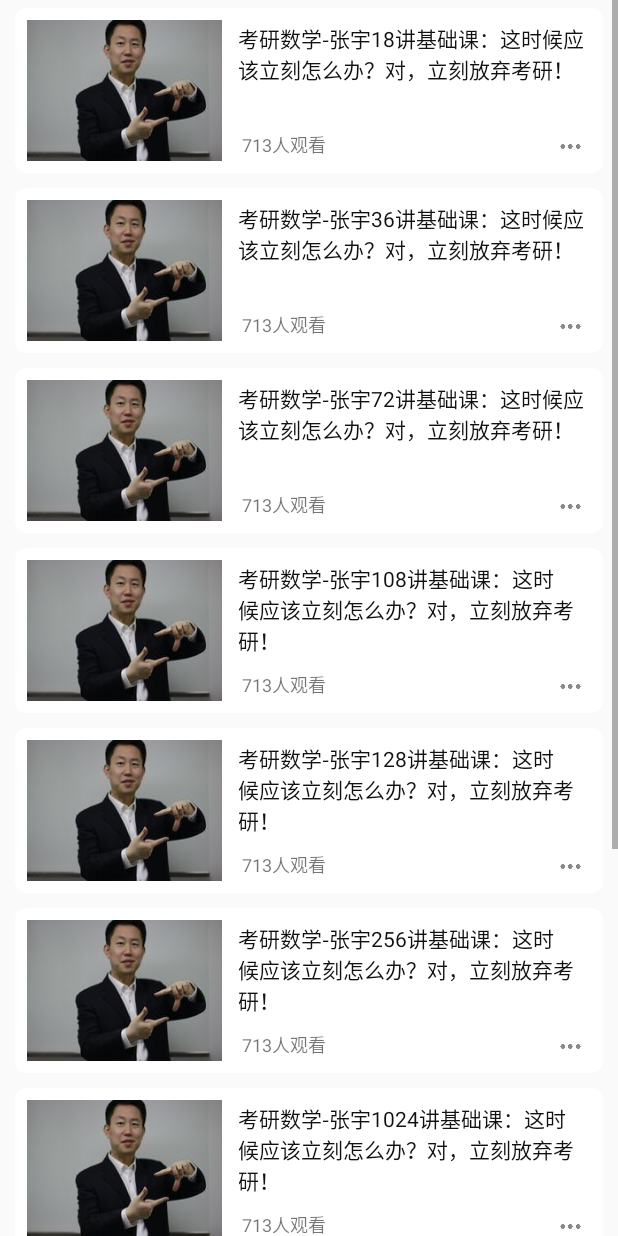
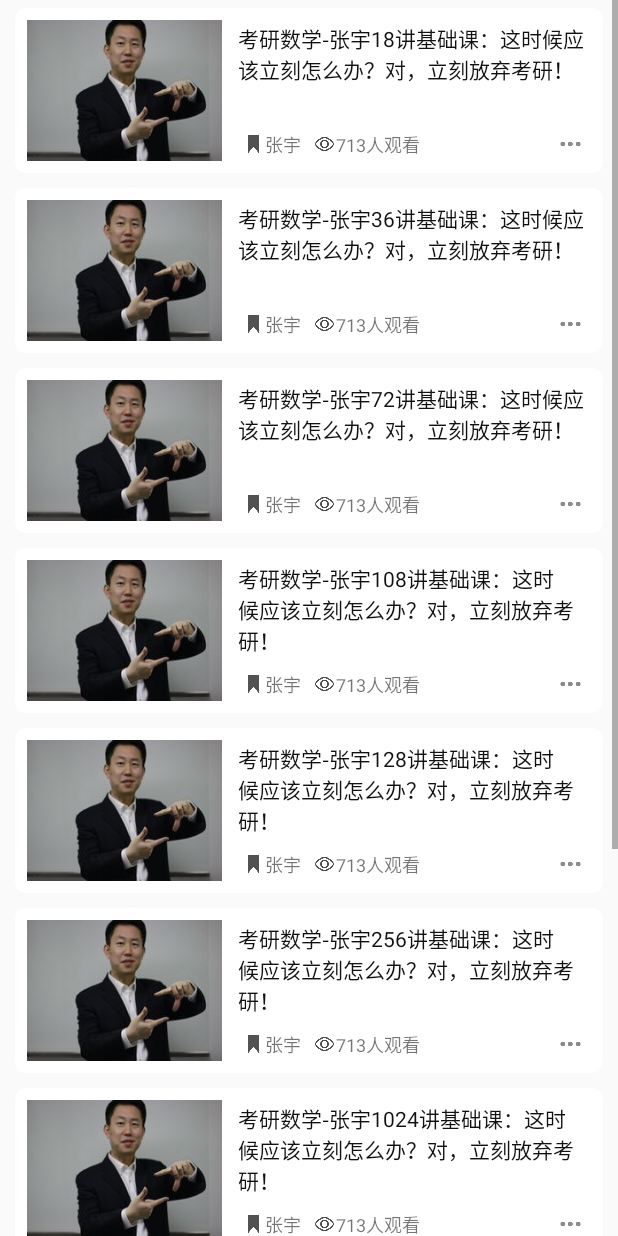
Before and after one commit to shanliangLS/Kaoyanbang, an Android app: the fragment PlayerFragment1 shown on its own in the app's theme, on a phone screen of 412 x 824 dp. Run offline under Robolectric (Android 15) with nearby library versions, the phone set to English and light mode, and no system bars.

Commit message:
完成4个视频页列表

```diff
--- a/app/build.gradle
+++ b/app/build.gradle
@@ -47,5 +47,4 @@ dependencies {
 
     // 圆角+阴影
     implementation 'com.android.support:cardview-v7:28.0.0'
-//    implementation 'com.squareup.okhttp3:okhttp:3.4.1'
 }
--- a/app/src/main/java/hehut/scse/kaoyanbang/TabFragment/Player/Fragments/PlayerFragment1.java
+++ b/app/src/main/java/hehut/scse/kaoyanbang/TabFragment/Player/Fragments/PlayerFragment1.java
@@ -29,25 +29,25 @@ public class PlayerFragment1 extends Fragment {
     static {
         videoList = new ArrayList<>();
         videoList.add(new VideoDetail(R.drawable.zhangyu,
-                "考研数学-张宇18讲基础课：这时候应该立刻怎么办？对，立刻放弃考研！",713));
+                "考研数学-张宇18讲基础课：这时候应该立刻怎么办？对，立刻放弃考研！","张宇",713));
         videoList.add(new VideoDetail(R.drawable.zhangyu,
-                "考研数学-张宇36讲基础课：这时候应该立刻怎么办？对，立刻放弃考研！",713));
+                "考研数学-张宇36讲基础课：这时候应该立刻怎么办？对，立刻放弃考研！","张宇",713));
         videoList.add(new VideoDetail(R.drawable.zhangyu,
-                "考研数学-张宇72讲基础课：这时候应该立刻怎么办？对，立刻放弃考研！",713));
+                "考研数学-张宇72讲基础课：这时候应该立刻怎么办？对，立刻放弃考研！","张宇",713));
         videoList.add(new VideoDetail(R.drawable.zhangyu,
-                "考研数学-张宇108讲基础课：这时候应该立刻怎么办？对，立刻放弃考研！",713));
+                "考研数学-张宇108讲基础课：这时候应该立刻怎么办？对，立刻放弃考研！","张宇",713));
         videoList.add(new VideoDetail(R.drawable.zhangyu,
-                "考研数学-张宇128讲基础课：这时候应该立刻怎么办？对，立刻放弃考研！",713));
+                "考研数学-张宇128讲基础课：这时候应该立刻怎么办？对，立刻放弃考研！","张宇",713));
         videoList.add(new VideoDetail(R.drawable.zhangyu,
-                "考研数学-张宇256讲基础课：这时候应该立刻怎么办？对，立刻放弃考研！",713));
+                "考研数学-张宇256讲基础课：这时候应该立刻怎么办？对，立刻放弃考研！","张宇",713));
         videoList.add(new VideoDetail(R.drawable.zhangyu,
-                "考研数学-张宇1024讲基础课：这时候应该立刻怎么办？对，立刻放弃考研！",713));
+                "考研数学-张宇1024讲基础课：这时候应该立刻怎么办？对，立刻放弃考研！","张宇",713));
         videoList.add(new VideoDetail(R.drawable.zhangyu,
-                "考研数学-张宇进阶课：这时候应该立刻怎么办？对，立刻放弃考研！",713));
+                "考研数学-张宇进阶课：这时候应该立刻怎么办？对，立刻放弃考研！","张宇",713));
         videoList.add(new VideoDetail(R.drawable.zhangyu,
-                "考研数学-张宇冲刺课：这时候应该立刻怎么办？对，立刻放弃考研！",713));
+                "考研数学-张宇冲刺课：这时候应该立刻怎么办？对，立刻放弃考研！","张宇",713));
         videoList.add(new VideoDetail(R.drawable.zhangyu,
-                "考研数学-张宇火箭班：这时候应该立刻怎么办？对，立刻放弃考研！",713));
+                "考研数学-张宇火箭班：这时候应该立刻怎么办？对，立刻放弃考研！","张宇",713));
     }
 
     @Nullable
@@ -89,14 +89,17 @@ public class PlayerFragment1 extends Fragment {
 
                 final VideoDetail video = videoList.get(position);
                 // 图片
-                ImageView imageViewLeft = (ImageView) itemview.findViewById(R.id.video_cover);
-                imageViewLeft.setImageResource(video.getCoverPath());
-                // 简介
-                TextView introductionTextView = (TextView) itemview.findViewById(R.id.video_title);
-                introductionTextView.setText(video.getVideoTitle());
-                // 记录
-                TextView recordTextViewLeft = (TextView) itemview.findViewById(R.id.video_watch_num);
-                recordTextViewLeft.setText(video.getWatchNum());
+                ImageView videoCover = (ImageView) itemview.findViewById(R.id.video_cover);
+                videoCover.setImageResource(video.getCoverPath());
+                // 标题
+                TextView videoTitle = (TextView) itemview.findViewById(R.id.video_title);
+                videoTitle.setText(video.getVideoTitle());
+                // 标签
+                TextView videoTag = (TextView) itemview.findViewById(R.id.video_tag);
+                videoTag.setText(video.getVideoTag());
+                // 观看人数
+                TextView VideoWatchNum = (TextView) itemview.findViewById(R.id.video_watch_num);
+                VideoWatchNum.setText(video.getWatchNum());
 
                 // 点击事件
                 CardView cardView = itemview.findViewById(R.id.video_card);
--- a/app/src/main/java/hehut/scse/kaoyanbang/TabFragment/Player/VideoDetail.java
+++ b/app/src/main/java/hehut/scse/kaoyanbang/TabFragment/Player/VideoDetail.java
@@ -3,11 +3,13 @@ package hehut.scse.kaoyanbang.TabFragment.Player;
 public class VideoDetail {
     private int coverPath;
     private String videoTitle;
+    private String videoTag;
     private String watchNum;
 
-    public VideoDetail(int c,String v,int w) {
+    public VideoDetail(int c,String v,String t,int w) {
         coverPath = c;
         videoTitle = v;
+        videoTag = t;
         watchNum = w + "人观看";
     }
 
@@ -17,6 +19,10 @@ public class VideoDetail {
 
     public void setVideoTitle(String videoTitle) {
         this.videoTitle = videoTitle;
+    }
+
+    public void setVideoTag(String videoTag) {
+        this.videoTag = videoTag;
     }
 
     public void setWatchNum(String watchNum) {
@@ -31,6 +37,10 @@ public class VideoDetail {
         return videoTitle;
     }
 
+    public String getVideoTag() {
+        return videoTag;
+    }
+
     public String getWatchNum() {
         return watchNum;
     }
--- a/app/src/main/res/layout/player_card.xml
+++ b/app/src/main/res/layout/player_card.xml
@@ -52,25 +52,39 @@
                     android:maxLines="3"
                     android:ellipsize="end"/>
 
-                <RelativeLayout
+                <LinearLayout
                     android:layout_width="match_parent"
                     android:layout_height="wrap_content"
                     android:layout_marginBottom="10dp">
+                    <ImageView
+                        android:layout_width="15dp"
+                        android:layout_height="17dp"
+                        android:layout_marginLeft="8dp"
+                        android:src="@drawable/tag"/>
+                    <TextView
+                        android:id="@+id/video_tag"
+                        android:layout_width="wrap_content"
+                        android:layout_height="wrap_content"
+                        android:textSize="@dimen/video_attr"
+                        android:text="张宇"/>
+                    <ImageView
+                        android:layout_width="15dp"
+                        android:layout_height="17dp"
+                        android:layout_marginLeft="8dp"
+                        android:src="@drawable/eye"/>
                     <TextView
                         android:id="@+id/video_watch_num"
-                        android:layout_width="wrap_content"
+                        android:layout_width="0dp"
                         android:layout_height="wrap_content"
-                        android:layout_marginLeft="8dp"
-                        android:textSize="@dimen/video_watch_num"
+                        android:layout_weight="1"
+                        android:textSize="@dimen/video_attr"
                         android:text="719人观看"/>
                     <ImageView
                         android:layout_width="15dp"
-                        android:layout_height="15dp"
+                        android:layout_height="17dp"
                         android:layout_marginRight="14dp"
-                        android:layout_alignParentRight="true"
-                        android:layout_alignBottom="@id/video_watch_num"
                         android:src="@drawable/video_more"/>
-                </RelativeLayout>
+                </LinearLayout>
             </LinearLayout>
 
         </LinearLayout>
--- a/app/src/main/res/layout/player_fragment1.xml
+++ b/app/src/main/res/layout/player_fragment1.xml
@@ -1,6 +1,5 @@
 <?xml version="1.0" encoding="utf-8"?>
 <LinearLayout xmlns:android="http://schemas.android.com/apk/res/android"
-    android:orientation="vertical"
     android:layout_width="match_parent"
     android:layout_height="match_parent">
 
--- a/app/src/main/res/values/dimens.xml
+++ b/app/src/main/res/values/dimens.xml
@@ -10,5 +10,5 @@
     <dimen name="drawer_image_height">180dp</dimen>
 
     <dimen name="video_introduction">14sp</dimen>
-    <dimen name="video_watch_num">12sp</dimen>
+    <dimen name="video_attr">12sp</dimen>
 </resources>
```
Also changed, not shown: app/src/main/java/hehut/scse/kaoyanbang/TabFragment/Player/Fragments/PlayerFragment2.java (+96 -0 lines), app/src/main/java/hehut/scse/kaoyanbang/TabFragment/Player/Fragments/PlayerFragment3.java (+96 -0 lines), app/src/main/java/hehut/scse/kaoyanbang/TabFragment/Player/Fragments/PlayerFragment4.java (+96 -0 lines), app/src/main/res/layout/player_fragment2.xml (+6 -8 lines), app/src/main/res/layout/player_fragment3.xml (+6 -8 lines), app/src/main/res/layout/player_fragment4.xml (+6 -8 lines), app/src/main/res/drawable-hdpi/eye.png (added), app/src/main/res/drawable-hdpi/tag.png (added).
